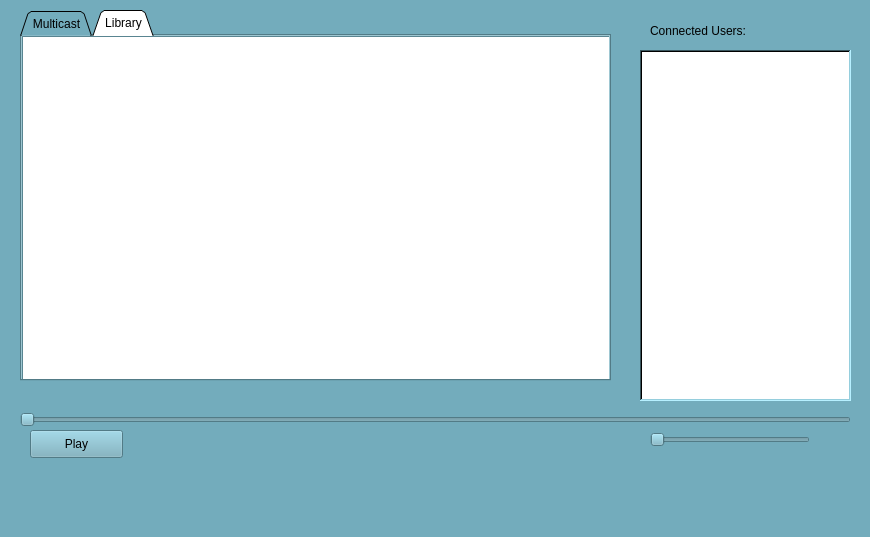
Old version of the form sourcecode/client/mainwindow.ui in the repository Team-Chimera/Comm-Audio.
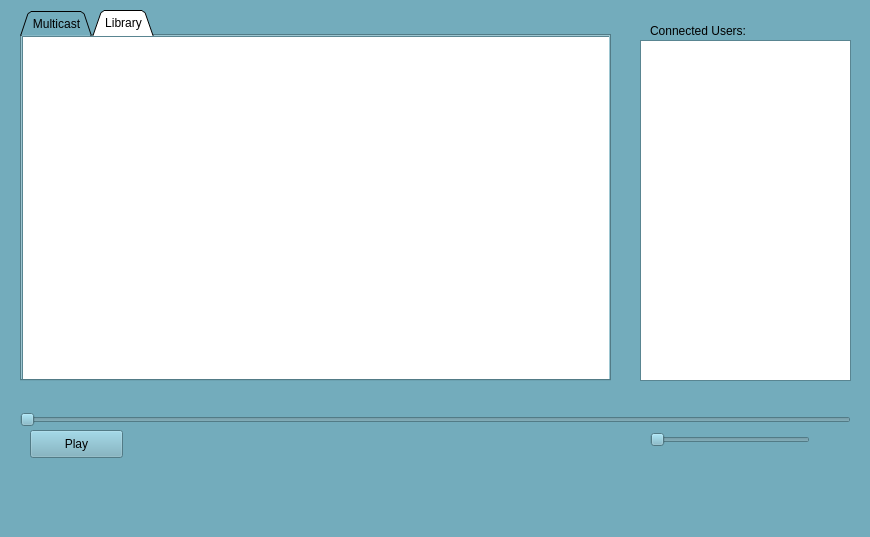
New version of the form.

What changed in the file:
```diff
--- a/sourcecode/client/mainwindow.ui
+++ b/sourcecode/client/mainwindow.ui
@@ -561,19 +561,6 @@
      </widget>
     </widget>
    </widget>
-   <widget class="QListView" name="listView_2">
-    <property name="geometry">
-     <rect>
-      <x>640</x>
-      <y>50</y>
-      <width>211</width>
-      <height>351</height>
-     </rect>
-    </property>
-    <property name="frameShape">
-     <enum>QFrame::WinPanel</enum>
-    </property>
-   </widget>
    <widget class="QLabel" name="label">
     <property name="geometry">
      <rect>
@@ -587,6 +574,16 @@
      <string>Connected Users:</string>
     </property>
    </widget>
+   <widget class="QListWidget" name="listeners">
+    <property name="geometry">
+     <rect>
+      <x>640</x>
+      <y>40</y>
+      <width>211</width>
+      <height>341</height>
+     </rect>
+    </property>
+   </widget>
   </widget>
   <widget class="QMenuBar" name="menuBar">
    <property name="geometry">
```
